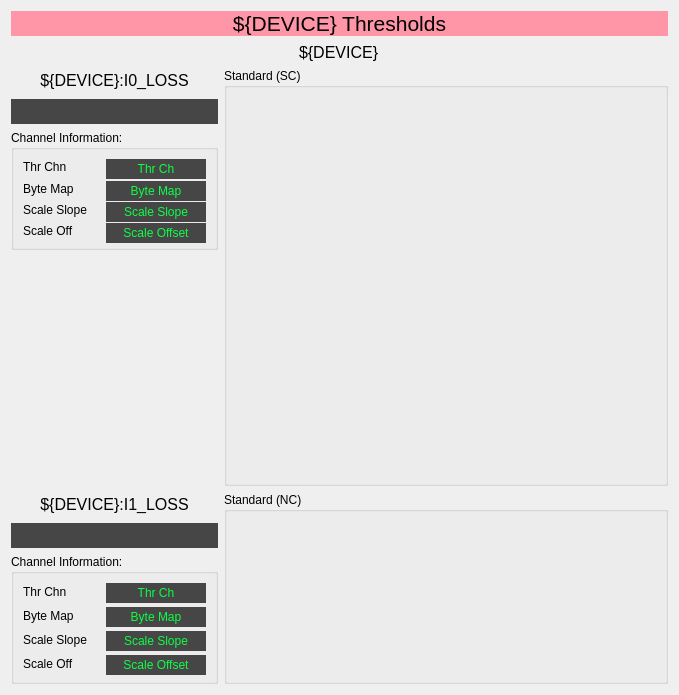
Above: mps_cblm_thresholds.ui from ad-build-test/pydm-mps before the change. Below: the same form after it.
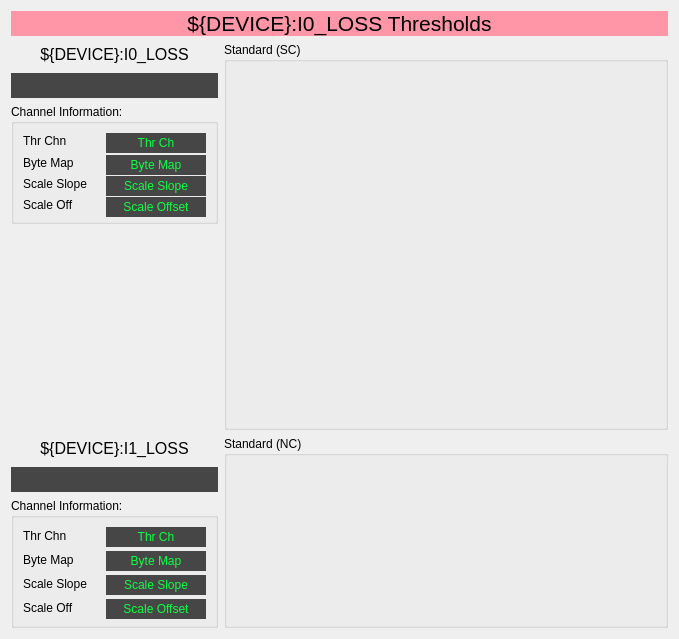
That is the form after the change. Custom widgets are drawn as their Qt base class.

Commit message: removed some redundant widgets

```diff
--- a/mps_cblm_thresholds.ui
+++ b/mps_cblm_thresholds.ui
@@ -7,7 +7,7 @@
     <x>0</x>
     <y>0</y>
     <width>679</width>
-    <height>695</height>
+    <height>639</height>
    </rect>
   </property>
   <property name="windowTitle">
@@ -31,61 +31,13 @@
       <string notr="true">background-color: rgb(255, 150, 168);</string>
      </property>
      <property name="text">
-      <string>${DEVICE} Thresholds</string>
+      <string>${DEVICE}:I0_LOSS Thresholds</string>
      </property>
      <property name="alignment">
       <set>Qt::AlignCenter</set>
      </property>
     </widget>
    </item>
-   <item>
-    <layout class="QHBoxLayout" name="horizontalLayout">
-     <item>
-      <spacer name="horizontalSpacer">
-       <property name="orientation">
-        <enum>Qt::Horizontal</enum>
-       </property>
-       <property name="sizeHint" stdset="0">
-        <size>
-         <width>40</width>
-         <height>20</height>
-        </size>
-       </property>
-      </spacer>
-     </item>
-     <item>
-      <widget class="QLabel" name="label_15">
-       <property name="maximumSize">
-        <size>
-         <width>16777215</width>
-         <height>24</height>
-        </size>
-       </property>
-       <property name="font">
-        <font>
-         <pointsize>12</pointsize>
-        </font>
-       </property>
-       <property name="text">
-        <string>${DEVICE}</string>
-       </property>
-      </widget>
-     </item>
-     <item>
-      <spacer name="horizontalSpacer_2">
-       <property name="orientation">
-        <enum>Qt::Horizontal</enum>
-       </property>
-       <property name="sizeHint" stdset="0">
-        <size>
-         <width>40</width>
-         <height>20</height>
-        </size>
-       </property>
-      </spacer>
-     </item>
-    </layout>
-   </item>
    <item>
     <layout class="QHBoxLayout" name="horizontalLayout_2">
      <item>
```
Left out of the diff: 3 changed lines with no effect on the pictures.
